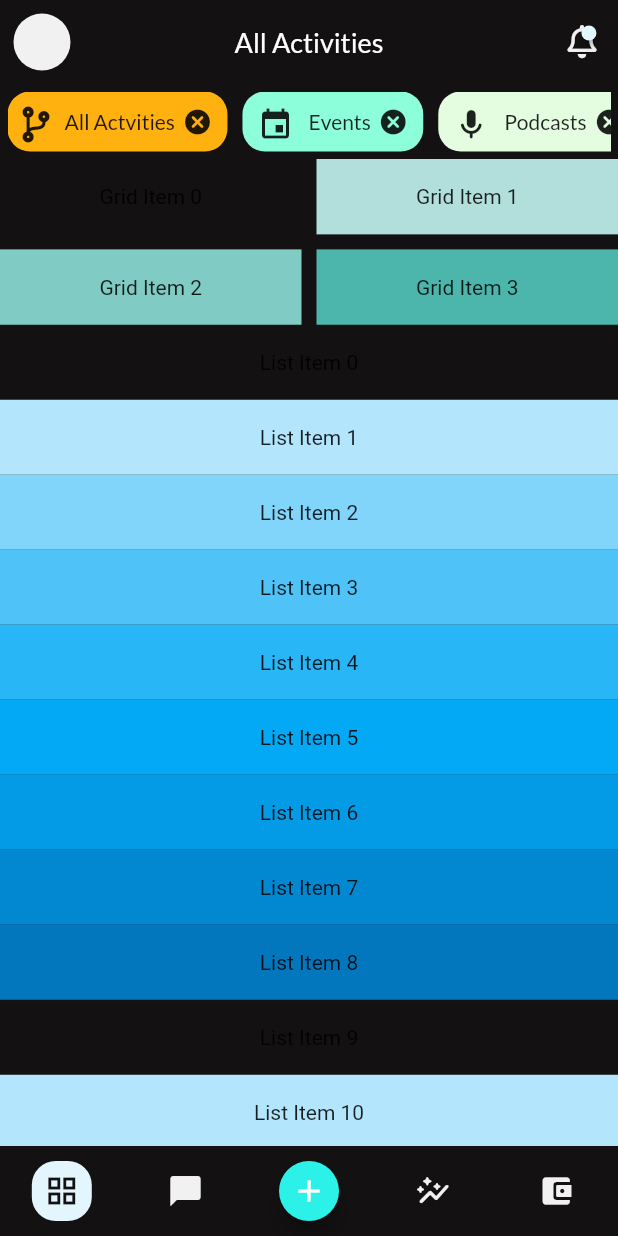
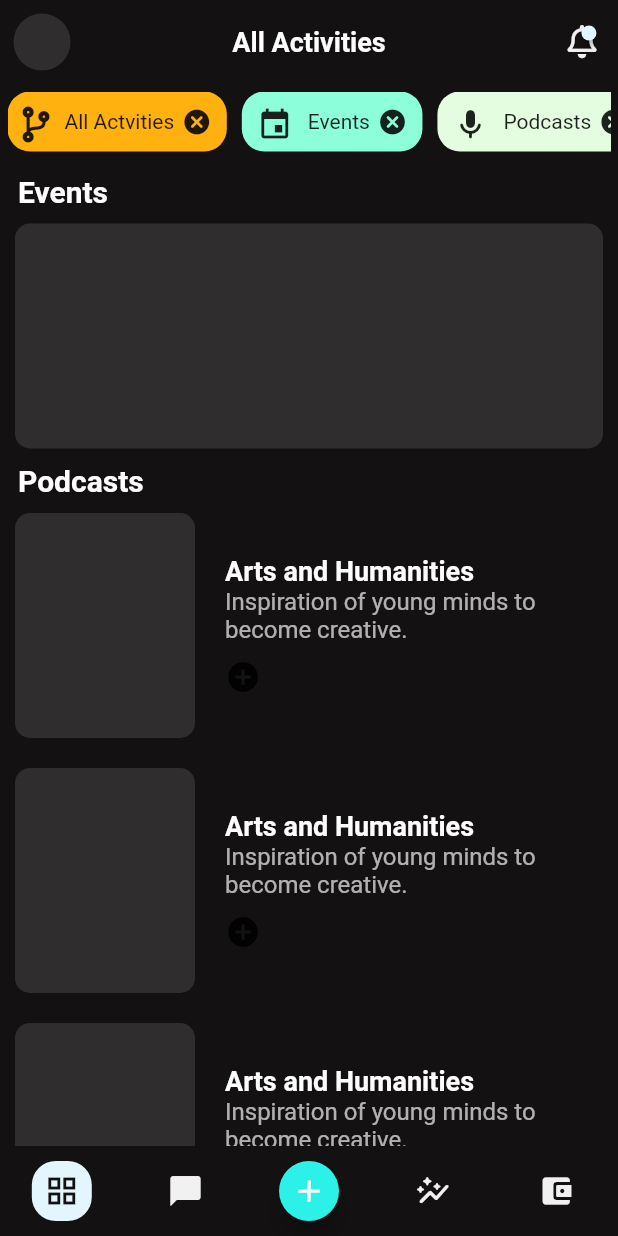
Before and after one commit to DARLINGTON-CG/DEVMET, a Flutter app: the screen it shows once a user with an empty profile is signed in, on a phone screen of 412 x 824 dp. Run offline on Flutter 3.47's test engine with Material 2 defaults, Android fonts, the light colour scheme and no system bars; drawn by our look-alikes of badges; our stand-ins replace bloc, equatable, firebase_auth, firebase_core, flutter_bloc, font_awesome_flutter and 3 more; accounts and stored records are empty; Roboto replaces fonts that are missing (Alegreya).

Commit message:
homepage rough sketch done

```diff
--- a/devmet/lib/main.dart
+++ b/devmet/lib/main.dart
@@ -63,7 +63,9 @@ class AppView extends StatelessWidget {
     return MaterialApp(
         title: 'Meet',
         debugShowCheckedModeBanner: false,
-        home:
-            _status == AppStatus.authenticated ? HomePage() : const AuthPage());
+        theme: ThemeData(),
+        home: _status == AppStatus.authenticated
+            ? const HomePage()
+            : const AuthPage());
   }
 }
--- a/devmet/lib/presentation/home/pages/homepage.dart
+++ b/devmet/lib/presentation/home/pages/homepage.dart
@@ -1,4 +1,5 @@
 import 'package:devmet/presentation/anim/route_anim/slide_up.dart';
+import 'package:devmet/presentation/home/widgets/custom.dart';
 import 'package:devmet/presentation/profile/pages/profile_page.dart';
 import 'package:flutter/material.dart';
 import 'package:google_fonts/google_fonts.dart';
@@ -27,7 +28,7 @@ class _HomePageState extends State<HomePage> {
     return Scaffold(
       key: _scaffoldKey,
       backgroundColor: const Color(0xFF131112),
-      extendBody: true,
+      extendBody: false,
       resizeToAvoidBottomInset: false,
       bottomNavigationBar: NavigationBarTheme(
         data: const NavigationBarThemeData(
@@ -103,17 +104,7 @@ class _HomePageState extends State<HomePage> {
             ),
             FloatingActionButton.small(
               key: UniqueKey(),
-              onPressed: () {
-                ScaffoldMessenger.of(context)
-                    .showMaterialBanner(
-                      MaterialBanner(content: Text("Hello"), actions: [
-                        Icon(Icons.add)
-                      ],
-                      elevation: 30,
-
-                      )
-                    );
-              },
+              onPressed: () {},
               child: const Icon(
                 Icons.add,
               ),
@@ -187,8 +178,9 @@ class _HomePageState extends State<HomePage> {
           SliverAppBar(
             backgroundColor: const Color(0xFF131112),
             centerTitle: true,
-            title:
-                Text("All Activities", style: GoogleFonts.lato(fontSize: 18)),
+            title: Text("All Activities",
+                style: GoogleFonts.alegreya(
+                    fontSize: 18, fontWeight: FontWeight.bold)),
             leading: Center(
               child: GestureDetector(
                 onTap: () =>
@@ -196,8 +188,9 @@ class _HomePageState extends State<HomePage> {
                 child: Container(
                   width: 38,
                   height: 38,
-                  decoration: const BoxDecoration(
-                      color: Color(0xFFf1f1f1), shape: BoxShape.circle),
+                  decoration: BoxDecoration(
+                      color: Colors.grey.withOpacity(0.2),
+                      shape: BoxShape.circle),
                 ),
               ),
             ),
@@ -239,7 +232,7 @@ class _HomePageState extends State<HomePage> {
                         children: [
                           const FaIcon(FontAwesomeIcons.codeBranch),
                           const SizedBox(width: 10),
-                          Text("All Actvities", style: GoogleFonts.lato()),
+                          Text("All Actvities", style: GoogleFonts.alegreya()),
                           const SizedBox(width: 5),
                           const Icon(
                             Icons.cancel_rounded,
@@ -259,7 +252,7 @@ class _HomePageState extends State<HomePage> {
                         children: [
                           const Icon(Icons.event),
                           const SizedBox(width: 10),
-                          Text("Events", style: GoogleFonts.lato()),
+                          Text("Events", style: GoogleFonts.alegreya()),
                           const SizedBox(width: 5),
                           const Icon(
                             Icons.cancel_rounded,
@@ -279,7 +272,7 @@ class _HomePageState extends State<HomePage> {
                         children: [
                           const Icon(Icons.mic_rounded),
                           const SizedBox(width: 10),
-                          Text("Podcasts", style: GoogleFonts.lato()),
+                          Text("Podcasts", style: GoogleFonts.alegreya()),
                           const SizedBox(width: 5),
                           const Icon(
                             Icons.cancel_rounded,
@@ -291,36 +284,84 @@ class _HomePageState extends State<HomePage> {
               ),
             ),
           ),
-          SliverGrid(
-            gridDelegate: const SliverGridDelegateWithMaxCrossAxisExtent(
-              maxCrossAxisExtent: 200.0,
-              mainAxisSpacing: 10.0,
-              crossAxisSpacing: 10.0,
-              childAspectRatio: 4.0,
+          SliverToBoxAdapter(
+              child: Container(
+            margin: const EdgeInsets.only(top: 10),
+            child: Column(
+              crossAxisAlignment: CrossAxisAlignment.start,
+              children: [
+                Padding(
+                  padding: const EdgeInsets.only(left: 12),
+                  child: Text("Events",
+                      style: GoogleFonts.alegreya(
+                          fontSize: 20,
+                          fontWeight: FontWeight.bold,
+                          color: Color(0xFFFFFFFF))),
+                ),
+                Container(
+                  height: 150,
+                  decoration: BoxDecoration(
+                      color: Colors.grey.withOpacity(0.2),
+                      borderRadius: BorderRadius.circular(10)),
+                  margin:
+                      const EdgeInsets.symmetric(horizontal: 10, vertical: 10),
+                ),
+              ],
             ),
-            delegate: SliverChildBuilderDelegate(
-              (BuildContext context, int index) {
-                return Container(
-                  alignment: Alignment.center,
-                  color: Colors.teal[100 * (index % 9)],
-                  child: Text('Grid Item $index'),
-                );
-              },
-              childCount: 4,
-            ),
-          ),
-          SliverFixedExtentList(
-            itemExtent: 50.0,
-            delegate: SliverChildBuilderDelegate(
-              (BuildContext context, int index) {
-                return Container(
-                  alignment: Alignment.center,
-                  color: Colors.lightBlue[100 * (index % 9)],
-                  child: Text('List Item $index'),
-                );
-              },
-            ),
-          ),
+          )),
+          SliverToBoxAdapter(
+              child: Padding(
+            padding: const EdgeInsets.only(left: 12),
+            child: Text("Podcasts",
+                style: GoogleFonts.alegreya(
+                    fontSize: 20,
+                    fontWeight: FontWeight.bold,
+                    color: Color(0xFFFFFFFF))),
+          )),
+          SliverList(
+              delegate: SliverChildBuilderDelegate(
+            (BuildContext context, int index) {
+              return Container(
+                width: MediaQuery.of(context).size.width,
+                margin: EdgeInsets.symmetric(horizontal: 10, vertical: 10),
+                child: Row(
+                  children: [
+                    Container(
+                      width: 120,
+                      height: 150,
+                      margin: EdgeInsets.only(right: 20),
+                      decoration: BoxDecoration(
+                          borderRadius: BorderRadius.circular(10),
+                          color: Colors.grey.withOpacity(0.2)),
+                    ),
+                    Expanded(
+                        child: Column(
+                            mainAxisAlignment: MainAxisAlignment.start,
+                            crossAxisAlignment: CrossAxisAlignment.start,
+                            children: [
+                          Text(
+                            "Arts and Humanities",
+                            style: GoogleFonts.alegreya(
+                                fontSize: 18,
+                                fontWeight: FontWeight.bold,
+                                color: Color(0xFFFFFFFF)),
+                          ),
+                          Text(
+                            "Inspiration of young minds to become creative.",
+                            style: GoogleFonts.alegreya(
+                                fontSize: 16, color: Color(0xABFFFFFF)),
+                          ),
+                          SizedBox(
+                            height: 10,
+                          ),
+                          Icon(Icons.add_circle)
+                        ]))
+                  ],
+                ),
+              );
+            },
+            childCount: 10,
+          )),
         ],
       ),
     );
```
Also changed, not shown: devmet/lib/presentation/home/widgets/custom.dart (added, +232 -0 lines), devmet/lib/presentation/profile/pages/profile_page.dart (+18 -18 lines).
